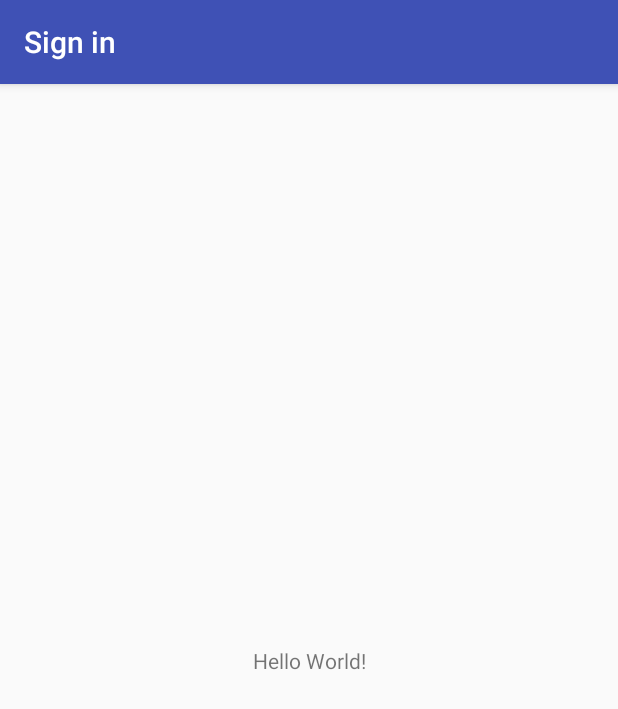
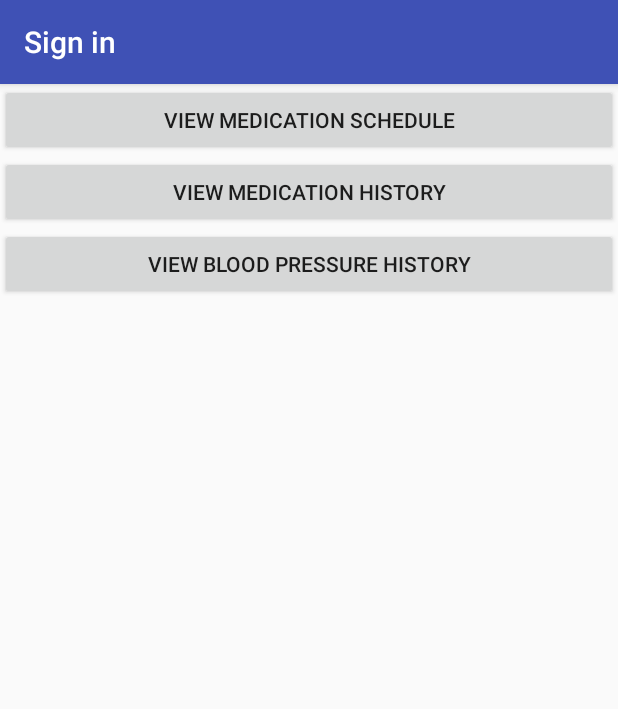
Before and after one commit to Matcunningham/BPMonitorAPP, an Android app: the MainActivity screen opened directly, with no data from a screen before it, on a phone screen of 412 x 824 dp. Shown: the top 709 px of the screen. Run offline under Robolectric (Android 15) with nearby library versions, the phone set to English and light mode, and no system bars.

Commit message:
Working on BP Entries

```diff
--- a/app/build.gradle
+++ b/app/build.gradle
@@ -26,4 +26,5 @@ dependencies {
     testImplementation 'junit:junit:4.12'
     androidTestImplementation 'com.android.support.test:runner:1.0.1'
     androidTestImplementation 'com.android.support.test.espresso:espresso-core:3.0.1'
+    compile 'com.android.support:recyclerview-v7:26.1.0'
 }
--- a/app/src/main/java/cecs343/bpmontor/AppConfig.java
+++ b/app/src/main/java/cecs343/bpmontor/AppConfig.java
@@ -8,6 +8,8 @@ public class AppConfig {
     // Server user login/register url
     public static final String URL_LOGIN = "http://bpmon.heliohost.org/login.php";
     public static final String URL_REGISTER = "http://bpmon.heliohost.org/register.php";
+    public static final String URL_ISDOCTOR = "http://bpmon.heliohost.org/checkDoctor.php";
+    public static final String URL_BPHIST   = "http://bpmon.heliohost.org/bpHist.php";
 
     //JSON TAGS
     public static final String pidTag = "pid";
--- a/app/src/main/java/cecs343/bpmontor/MainActivity.java
+++ b/app/src/main/java/cecs343/bpmontor/MainActivity.java
@@ -1,15 +1,53 @@
 package cecs343.bpmontor;
 
+import android.content.Intent;
 import android.support.v7.app.AppCompatActivity;
 import android.os.Bundle;
+import android.view.View;
+import android.widget.Button;
 
 public class MainActivity extends AppCompatActivity {
 
-    private int uid;
+    SessionManager sesh;
+    int patientId;
+
 
     @Override
     protected void onCreate(Bundle savedInstanceState) {
         super.onCreate(savedInstanceState);
         setContentView(R.layout.activity_main);
+        sesh = new SessionManager(getApplicationContext());
+        patientId = sesh.getPid();
+
+        Button viewMedSched = findViewById(R.id.view_med_sched);
+        Button viewMedHist =  findViewById(R.id.view_med_hist);
+        Button viewBpHist =  findViewById(R.id.view_bp_hist);
+
+        viewMedSched.setOnClickListener(new View.OnClickListener() {
+            @Override
+            public void onClick(View view) {
+                Intent i = new Intent(getApplicationContext(), ViewMedSchedule.class);
+                startActivity(i);
+                finish();
+            }
+        });
+
+        viewMedHist.setOnClickListener(new View.OnClickListener() {
+            @Override
+            public void onClick(View view) {
+                Intent i = new Intent(getApplicationContext(), ViewMedHistory.class);
+                startActivity(i);
+                finish();
+            }
+        });
+
+        viewBpHist.setOnClickListener(new View.OnClickListener() {
+            @Override
+            public void onClick(View view) {
+                Intent i = new Intent(getApplicationContext(), ViewBPHistory.class);
+                startActivity(i);
+                finish();
+            }
+        });
     }
 }
--- a/app/src/main/java/cecs343/bpmontor/RegisterActivity.java
+++ b/app/src/main/java/cecs343/bpmontor/RegisterActivity.java
@@ -5,6 +5,7 @@ import android.os.AsyncTask;
 import android.support.v7.app.AppCompatActivity;
 import android.os.Bundle;
 import android.view.View;
+import android.view.Window;
 import android.widget.Button;
 import android.widget.EditText;
 import android.widget.Toast;
@@ -36,6 +37,7 @@ public class RegisterActivity extends AppCompatActivity {
     protected void onCreate(Bundle savedInstanceState) {
         super.onCreate(savedInstanceState);
         setContentView(R.layout.activity_register);
+
 
         inputEmail = (EditText) findViewById(R.id.email);
         inputPassword = (EditText) findViewById(R.id.password);
--- a/app/src/main/res/layout/activity_main.xml
+++ b/app/src/main/res/layout/activity_main.xml
@@ -6,13 +6,33 @@
     android:layout_height="match_parent"
     tools:context="cecs343.bpmontor.MainActivity">
 
-    <TextView
-        android:layout_width="wrap_content"
-        android:layout_height="wrap_content"
-        android:text="Hello World!"
-        app:layout_constraintBottom_toBottomOf="parent"
-        app:layout_constraintLeft_toLeftOf="parent"
-        app:layout_constraintRight_toRightOf="parent"
-        app:layout_constraintTop_toTopOf="parent" />
+    <LinearLayout
+        android:layout_width="match_parent"
+        android:layout_height="match_parent"
+        android:orientation="vertical">
 
+        <Button
+            android:id="@+id/view_med_sched"
+            android:layout_width="match_parent"
+            android:layout_height="wrap_content"
+            android:text="@string/view_med_sched"
+            app:layout_constraintStart_toStartOf="@+id/button3"
+            tools:layout_editor_absoluteY="25dp" />
+
+        <Button
+            android:id="@+id/view_med_hist"
+            android:layout_width="match_parent"
+            android:layout_height="wrap_content"
+            android:text="@string/view_med_hist"
+            app:layout_constraintStart_toStartOf="@+id/button2"
+            tools:layout_editor_absoluteY="91dp" />
+
+        <Button
+            android:id="@+id/view_bp_hist"
+            android:layout_width="match_parent"
+            android:layout_height="wrap_content"
+            android:text="@string/view_bp_hist"
+            tools:layout_editor_absoluteX="8dp"
+            tools:layout_editor_absoluteY="150dp" />
+    </LinearLayout>
 </android.support.constraint.ConstraintLayout>
--- a/app/src/main/res/values/strings.xml
+++ b/app/src/main/res/values/strings.xml
@@ -3,29 +3,26 @@
     <string name="title_activity_login">Sign in</string>
 
     <!-- Strings related to login -->
-    <string name="prompt_email">Email</string>
-    <string name="prompt_password">Password (optional)</string>
-    <string name="action_sign_in">Sign in or register</string>
-    <string name="action_sign_in_short">Sign in</string>
+
     <string name="error_invalid_email">This email address is invalid</string>
     <string name="error_invalid_password">This password is too short</string>
-    <string name="error_incorrect_password">This password is incorrect</string>
     <string name="error_field_required">This field is required</string>
     <string name="permission_rationale">"Contacts permissions are needed for providing email
         completions."
     </string>
 
-
-    <!-- Site Reg/login -->
     <string name="hint_email">Email</string>
     <string name="hint_password">Password</string>
-    <string name="hint_name">Fullname</string>
     <string name="btn_login">LOGIN</string>
     <string name="btn_register">REGISTER</string>
     <string name="btn_link_to_register">Not a member? Sign up now.</string>
-    <string name="btn_link_to_login">Already registred! Login Me.</string>
+    <string name="btn_link_to_login">Already registered? Log In.</string>
     <string name="welcome">Welcome</string>
     <string name="btn_logout">LOGOUT</string>
-    <string name="name">Fullname</string>
-    <!-- Site Reg/login -->
+
+    <!-- Main Activity Buttons -->
+    <string name="view_med_hist">View Medication History</string>
+    <string name="view_bp_hist">View Blood Pressure History</string>
+    <string name="view_med_sched">View Medication Schedule</string>
+
 </resources>
```
Also changed, not shown: app/src/main/AndroidManifest.xml (+4 -4 lines), app/src/main/java/cecs343/bpmontor/BpRvAdapter.java (added, +61 -0 lines), app/src/main/java/cecs343/bpmontor/LoginActivity.java (+17 -5 lines), app/src/main/java/cecs343/bpmontor/SessionManager.java (added, +199 -0 lines), app/src/main/java/cecs343/bpmontor/ViewBPHistory.java (added, +129 -0 lines), app/src/main/java/cecs343/bpmontor/ViewMedHistory.java (added, +18 -0 lines), app/src/main/java/cecs343/bpmontor/ViewMedSchedule.java (added, +13 -0 lines), app/src/main/res/layout/activity_login.xml (+20 -15 lines), app/src/main/res/layout/activity_view_bphistory.xml (added, +15 -0 lines), app/src/main/res/layout/activity_view_med_history.xml (added, +16 -0 lines), app/src/main/res/layout/activity_view_med_schedule.xml (added, +16 -0 lines), app/src/main/res/layout/bp_list_item.xml (added, +21 -0 lines).
